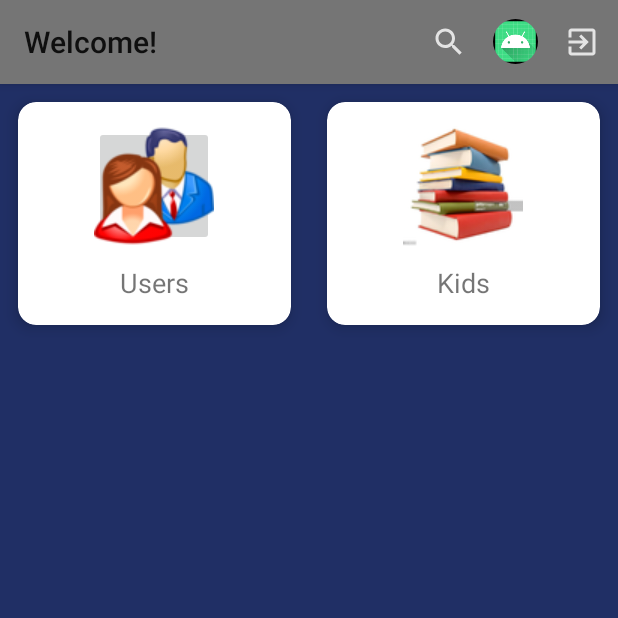
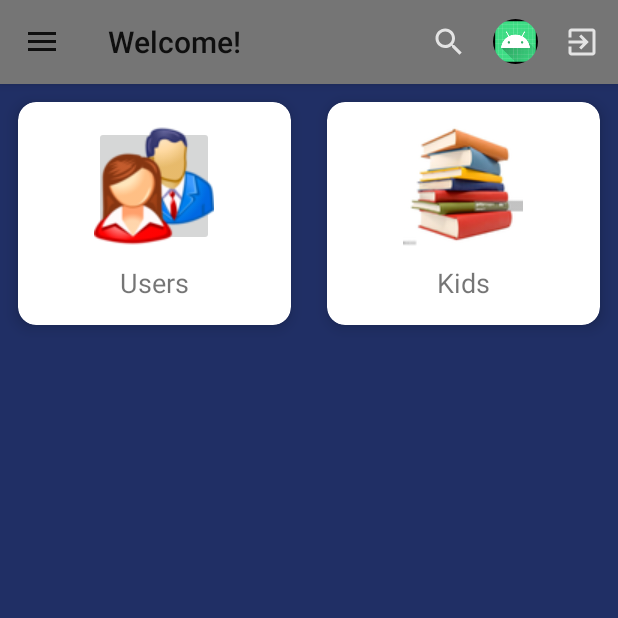
Before and after one commit to vaibhavchugh17/In-ShelterKidsDirectory, an Android app: the HomePage screen opened directly, with no data from a screen before it, on a phone screen of 412 x 824 dp, the top half of it. Run offline under Robolectric (Android 15) with nearby library versions, the phone set to English and light mode, and no system bars; our stand-ins replace CircleImageView, Firebase (no records; nobody signed in at launch, a user with empty details on screens opened directly); pictures from the network do not load; 4 statements that could not run were skipped.

Commit message:
Added Navigation

```diff
--- a/InShelterKidsDirectory/app/build.gradle
+++ b/InShelterKidsDirectory/app/build.gradle
@@ -48,6 +48,7 @@ dependencies {
     implementation 'androidx.multidex:multidex:2.0.1'
     implementation 'androidx.navigation:navigation-fragment:2.2.2'
     implementation 'androidx.navigation:navigation-ui:2.2.2'
+    implementation 'androidx.drawerlayout:drawerlayout:1.0.0'
     testImplementation 'junit:junit:4.12'
     androidTestImplementation 'androidx.test.ext:junit:1.1.2'
     androidTestImplementation 'androidx.test.espresso:espresso-core:3.3.0'
--- a/InShelterKidsDirectory/app/src/main/java/com/example/in_shelterkidsdirectory/HomePage.java
+++ b/InShelterKidsDirectory/app/src/main/java/com/example/in_shelterkidsdirectory/HomePage.java
@@ -19,13 +19,17 @@ import android.widget.Toast;
 import androidx.annotation.NonNull;
 import androidx.annotation.RequiresApi;
 import androidx.appcompat.app.ActionBar;
+import androidx.appcompat.app.ActionBarDrawerToggle;
 import androidx.appcompat.app.AppCompatActivity;
+import androidx.appcompat.widget.Toolbar;
 import androidx.core.view.MenuItemCompat;
+import androidx.drawerlayout.widget.DrawerLayout;
 
 import com.bumptech.glide.Glide;
 import com.google.android.gms.tasks.OnCompleteListener;
 import com.google.android.gms.tasks.OnSuccessListener;
 import com.google.android.gms.tasks.Task;
+import com.google.android.material.navigation.NavigationView;
 import com.google.firebase.firestore.CollectionReference;
 import com.google.firebase.firestore.DocumentReference;
 import com.google.firebase.firestore.DocumentSnapshot;
@@ -38,7 +42,7 @@ import java.util.Map;
 import de.hdodenhof.circleimageview.CircleImageView;
 
 //As soon as the user successfully logs in, this activity gets invoked. This is the home page of the user.
-public class HomePage extends AppCompatActivity implements ImageFragment.OnFragmentInteractionListener {
+public class HomePage extends AppCompatActivity implements ImageFragment.OnFragmentInteractionListener, NavigationView.OnNavigationItemSelectedListener {
     public static final String EXTRA_MESSAGE2 = "com.example.dlpbgj.MESSAGE2";
 
     ImageButton userProfiles;
@@ -47,6 +51,10 @@ public class HomePage extends AppCompatActivity implements ImageFragment.OnFragm
     FirebaseFirestore Userdb;
     private User currentUser;
     StorageReference storageReference;
+    DrawerLayout drawerLayout;
+    NavigationView navigationView;
+    ActionBarDrawerToggle toggle;
+
 
     /**
      * Activity is launched when a user successfully signs in.
@@ -57,14 +65,21 @@ public class HomePage extends AppCompatActivity implements ImageFragment.OnFragm
     protected void onCreate(Bundle savedInstanceState) {
         super.onCreate(savedInstanceState);
         setContentView(R.layout.activity_home_page);
-        setSupportActionBar(findViewById(R.id.my_toolbar));
+        Toolbar toolbar = findViewById(R.id.my_toolbar);
+        setSupportActionBar(toolbar);
 
 
         currentUser = (User) getIntent().getSerializableExtra(MainActivity.EXTRA_MESSAGE1);//Catching the user object given by the MainActivity
         ActionBar actionBar = getSupportActionBar();
         actionBar.setTitle("Welcome!");
 
-
+        drawerLayout = findViewById(R.id.drawer_layout);
+        navigationView = findViewById(R.id.nav_view);
+        navigationView.setNavigationItemSelectedListener(this);
+        toggle = new ActionBarDrawerToggle(this,drawerLayout,toolbar,R.string.open, R.string.close);
+        drawerLayout.addDrawerListener(toggle);
+        toggle.setDrawerIndicatorEnabled(true);
+        toggle.syncState();
 
         userProfiles = findViewById(R.id.UserProfiles);
         KidsButton = findViewById(R.id.AllKids);
@@ -199,13 +214,44 @@ public class HomePage extends AppCompatActivity implements ImageFragment.OnFragm
                 toast.show();
                 startActivity(nIntent);
                 break;
+
+
         }
 
         return super.onOptionsItemSelected(item);
     }
 
+
+
+
     @Override
     public void onBackPressed() {
         //do nothing
     }
+
+    @Override
+    public boolean onNavigationItemSelected(@NonNull MenuItem item) {
+        switch (item.getItemId()){
+            case R.id.nav_myProfile:
+                Intent intent = new Intent(getApplicationContext(), UserProfile.class);
+                intent.putExtra("User", currentUser);
+                startActivity(intent);
+                break;
+            case R.id.nav_allProfiles:
+                Intent intent1 = new Intent(getApplicationContext(), allUserProfiles.class);
+                intent1.putExtra(EXTRA_MESSAGE2, currentUser);   //Sending the current user as a parameter to the allUserProfiles activity
+                startActivity(intent1);
+                break;
+            case R.id.nav_logout:
+                Intent nIntent = new Intent(HomePage.this, MainActivity.class);
+                Toast toast = Toast.makeText(HomePage.this, "Signed Out!", Toast.LENGTH_SHORT);
+                toast.show();
+                startActivity(nIntent);
+                break;
+
+        }
+
+
+        return true;
+    }
 }
--- /dev/null
+++ b/InShelterKidsDirectory/app/src/main/res/drawable/ic_baseline_people_24.xml
@@ -0,0 +1,10 @@
+<vector xmlns:android="http://schemas.android.com/apk/res/android"
+    android:width="24dp"
+    android:height="24dp"
+    android:viewportWidth="24"
+    android:viewportHeight="24"
+    android:tint="?attr/colorControlNormal">
+  <path
+      android:fillColor="@android:color/white"
+      android:pathData="M16,11c1.66,0 2.99,-1.34 2.99,-3S17.66,5 16,5c-1.66,0 -3,1.34 -3,3s1.34,3 3,3zM8,11c1.66,0 2.99,-1.34 2.99,-3S9.66,5 8,5C6.34,5 5,6.34 5,8s1.34,3 3,3zM8,13c-2.33,0 -7,1.17 -7,3.5L1,19h14v-2.5c0,-2.33 -4.67,-3.5 -7,-3.5zM16,13c-0.29,0 -0.62,0.02 -0.97,0.05 1.16,0.84 1.97,1.97 1.97,3.45L17,19h6v-2.5c0,-2.33 -4.67,-3.5 -7,-3.5z"/>
+</vector>
--- /dev/null
+++ b/InShelterKidsDirectory/app/src/main/res/drawable/ic_baseline_person_24.xml
@@ -0,0 +1,10 @@
+<vector xmlns:android="http://schemas.android.com/apk/res/android"
+    android:width="24dp"
+    android:height="24dp"
+    android:viewportWidth="24"
+    android:viewportHeight="24"
+    android:tint="?attr/colorControlNormal">
+  <path
+      android:fillColor="@android:color/white"
+      android:pathData="M12,12c2.21,0 4,-1.79 4,-4s-1.79,-4 -4,-4 -4,1.79 -4,4 1.79,4 4,4zM12,14c-2.67,0 -8,1.34 -8,4v2h16v-2c0,-2.66 -5.33,-4 -8,-4z"/>
+</vector>
--- a/InShelterKidsDirectory/app/src/main/res/layout/activity_home_page.xml
+++ b/InShelterKidsDirectory/app/src/main/res/layout/activity_home_page.xml
@@ -1,10 +1,16 @@
 <?xml version="1.0" encoding="utf-8"?>
 
 
-<ScrollView
+
+<androidx.drawerlayout.widget.DrawerLayout
     xmlns:android="http://schemas.android.com/apk/res/android"
     xmlns:app="http://schemas.android.com/apk/res-auto"
     xmlns:tools="http://schemas.android.com/tools"
+    android:id="@+id/drawer_layout"
+    android:layout_width="match_parent"
+    android:layout_height="match_parent"
+    tools:openDrawer="start">
+<ScrollView
     android:layout_width="match_parent"
     android:layout_height="match_parent"
     android:background="#202F65"
@@ -107,3 +113,16 @@
 
 
 </ScrollView>
+
+    <com.google.android.material.navigation.NavigationView
+        android:id="@+id/nav_view"
+        android:layout_width="wrap_content"
+        android:layout_height="match_parent"
+        android:layout_gravity="start"
+        android:fitsSystemWindows="true"
+        app:menu="@menu/nav_menu"
+        app:headerLayout="@layout/nav_header"
+        />
+
+
+</androidx.drawerlayout.widget.DrawerLayout>
--- /dev/null
+++ b/InShelterKidsDirectory/app/src/main/res/menu/nav_menu.xml
@@ -0,0 +1,25 @@
+<?xml version="1.0" encoding="utf-8"?>
+<menu xmlns:android="http://schemas.android.com/apk/res/android">
+    <item android:title="General">
+        <menu>
+            <item
+                android:id="@+id/nav_myProfile"
+                android:title="My Profile"
+                android:icon="@drawable/ic_baseline_person_24"/>
+            <item
+                android:id="@+id/nav_allProfiles"
+                android:title="All Users"
+                android:icon="@drawable/ic_baseline_people_24"/>
+        </menu>
+    </item>
+
+    <item android:title="Logout">
+        <menu>
+            <item
+                android:id="@+id/nav_logout"
+                android:title="Logout"
+                android:icon="@drawable/logout"/>
+        </menu>
+    </item>
+
+</menu>
--- a/InShelterKidsDirectory/app/src/main/res/values/strings.xml
+++ b/InShelterKidsDirectory/app/src/main/res/values/strings.xml
@@ -10,4 +10,6 @@
     <string name="hello_first_fragment">Hello first fragment</string>
     <string name="hello_second_fragment">Hello second fragment. Arg: %1$s</string>
     <string name="title_activity_add_note">AddNote</string>
+    <string name="open">open</string>
+    <string name="close">close</string>
 </resources>
```
Also changed, not shown: InShelterKidsDirectory/app/src/main/res/layout/nav_header.xml (added, +51 -0 lines), InShelterKidsDirectory/app/src/main/res/drawable/cover.jpg (added), InShelterKidsDirectory/gradle/wrapper/gradle-wrapper.properties.
